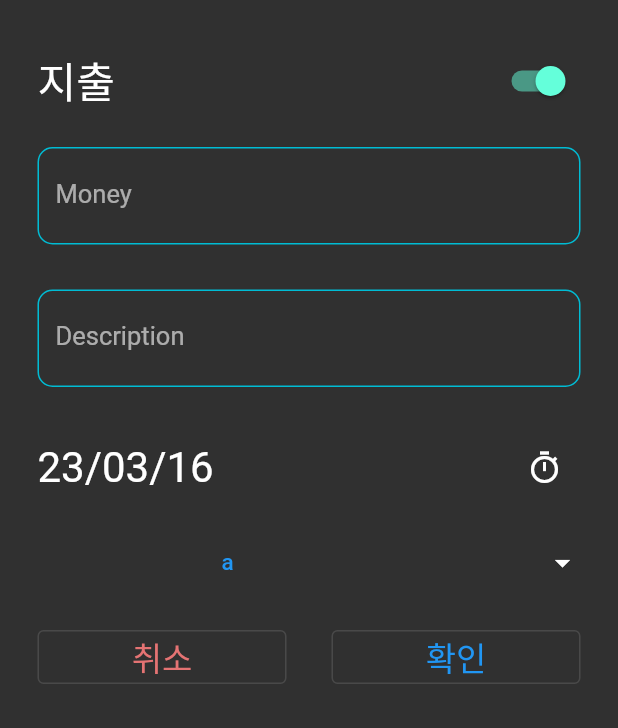
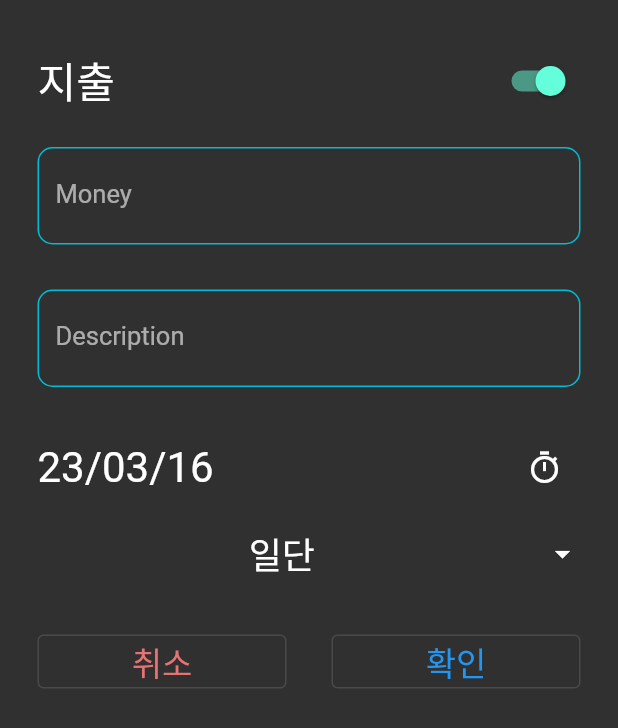
Before and after one commit to MyohanMyolang/Account_Book, a Flutter app: the DataPage screen opened directly with empty values, on a phone screen of 412 x 824 dp. Shown: the top 728 px of the screen. Run offline on Flutter 3.47's test engine with Material 2 defaults, Android fonts, the phone set to English and light mode, and no system bars; our stand-ins replace hive_flutter; accounts and stored records are empty.

Commit message:
ADD Categories DropDownMenu

```diff
--- a/lib/widgets/drop_down_category.dart
+++ b/lib/widgets/drop_down_category.dart
@@ -14,7 +14,19 @@ class _DropDownCateState extends State<DropDownCate> {
   @override
   void initState() {
     // categories = ABDataController().getCategories();
-    categories = ["a", "b", "c", "d", "e", "f"];
+    categories = [
+      "일단",
+      "아무",
+      "거나",
+      "넣어보자",
+      "일단은",
+      "아무거나",
+      "아무",
+      "거나",
+      "넣어보자",
+      "일단은",
+      "아무거나"
+    ];
     super.initState();
   }
 
@@ -28,51 +40,91 @@ class _DropDownCateState extends State<DropDownCate> {
   Widget build(BuildContext context) {
     return Column(
       children: [
-        Row(
+        GestureDetector(
+          onTap: () {
+            setState(() {
+              isClosed = !isClosed;
+            });
+          },
+          child: Row(
             mainAxisAlignment: MainAxisAlignment.spaceBetween,
             children: [
               Flexible(
-              flex: 7,
+                flex: 9,
                 child: Center(
                   child: categories.isEmpty
                       ? const Text("Add Btn")
-                    : TextButton(
-                        onPressed: () {
-                          setState(() {
-                            isClosed = false;
-                          });
-                        },
-                        child: Text(categories[0]),
+                      : Text(
+                          categories[0],
+                          style: const TextStyle(
+                            fontSize: 24,
+                          ),
                         ),
                 ),
               ),
               Flexible(
-              flex: 3,
+                flex: 1,
                 child: isClosed
                     ? const Icon(Icons.arrow_drop_down)
                     : const Icon(Icons.arrow_drop_up),
               ),
             ],
           ),
-        createMenuItems(),
+        ),
+        const SizedBox(height: 15),
+        SingleChildScrollView(
+          child: SizedBox(
+            height: isClosed ? 0 : 68 * (3),
+            child: createMenuItems(),
+          ),
+        ),
       ],
     );
   }
 
   Widget createMenuItems() {
     if (!isClosed && categories.length >= 2) {
-      return ListView.builder(
+      return ListView.separated(
         itemCount: categories.length - 1,
         itemBuilder: (context, index) {
-          return Text(categories[index + 1]);
+          return Expanded(
+            child: createItem(categories[index + 1]),
+          );
         },
+        separatorBuilder: (context, index) => const SizedBox(height: 15),
       );
     }
 
     return const SizedBox();
   }
 
-  Widget createItem() {
-    return Row();
+  Widget createItem(String item) {
+    return Row(
+      children: [
+        Flexible(
+          flex: 9,
+          child: Center(
+            child: TextButton(
+              child: Text(
+                item,
+                style: const TextStyle(
+                  fontSize: 24,
+                ),
+              ),
+              onPressed: () {},
+            ),
+          ),
+        ),
+        Flexible(
+          flex: 1,
+          child: IconButton(
+              onPressed: () {},
+              icon: const Icon(
+                Icons.remove_circle_outline,
+                color: Colors.red,
+              )),
+        ),
+      ],
+    );
   }
 }
```
Lines whose indentation alone changed are shown as unchanged.
